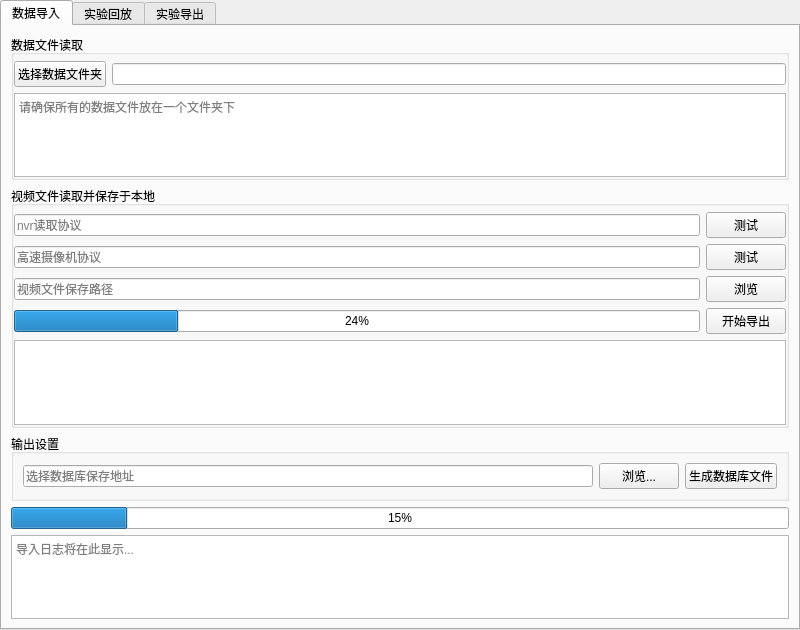
Qt form mainwindow.ui (concrettojava/completeApp) before a commit.
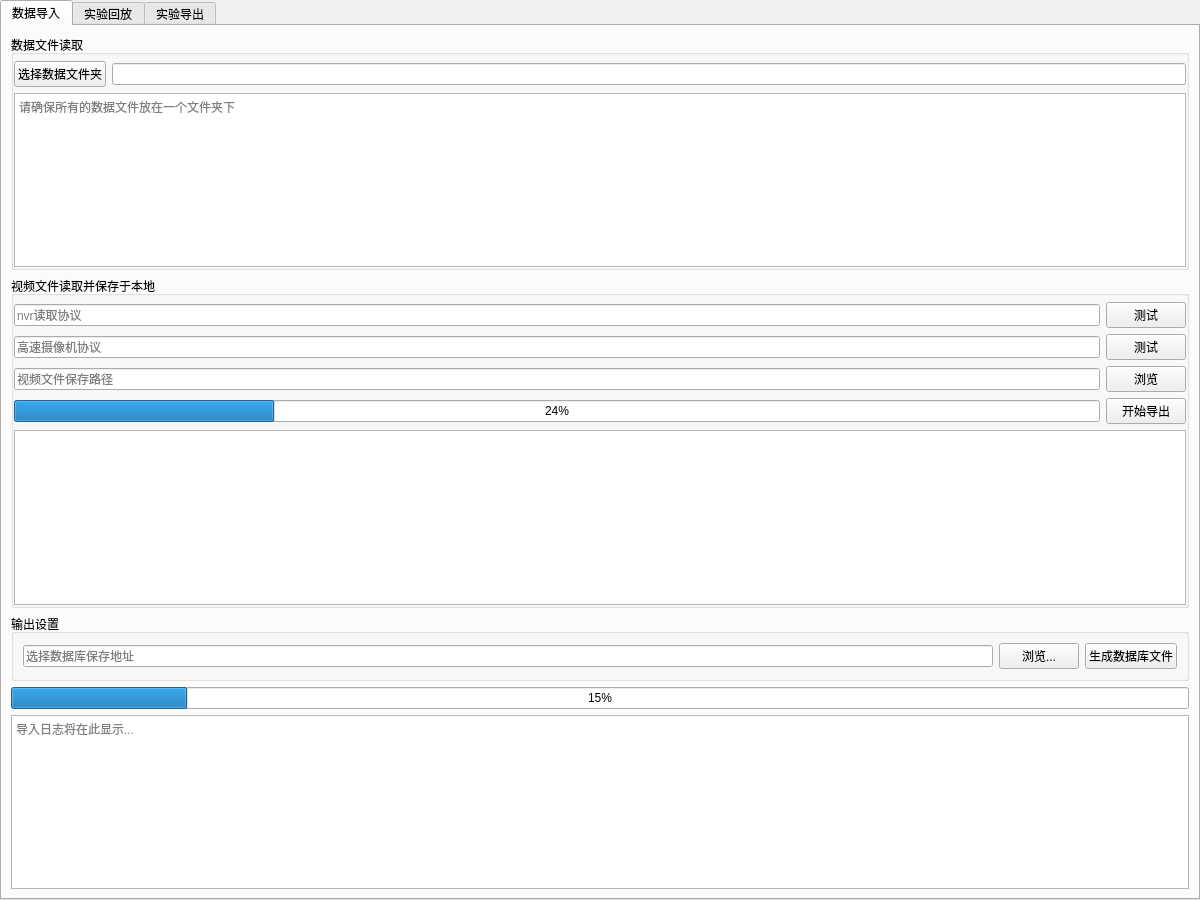
The same form after that commit.

What changed in the file:
```diff
--- a/mainwindow.ui
+++ b/mainwindow.ui
@@ -6,8 +6,8 @@
    <rect>
     <x>0</x>
     <y>0</y>
-    <width>800</width>
-    <height>630</height>
+    <width>1200</width>
+    <height>900</height>
    </rect>
   </property>
   <property name="windowTitle">
@@ -171,6 +171,9 @@
             <layout class="QHBoxLayout" name="horizontalLayout_4">
              <item>
               <widget class="QLineEdit" name="video_save_path_lineEdit">
+               <property name="readOnly">
+                <bool>true</bool>
+               </property>
                <property name="placeholderText">
                 <string>视频文件保存路径</string>
                </property>
@@ -219,6 +222,12 @@
             <layout class="QHBoxLayout" name="output_select_layout">
              <item>
               <widget class="QLineEdit" name="db_save_path_lineEdit">
+               <property name="dragEnabled">
+                <bool>false</bool>
+               </property>
+               <property name="readOnly">
+                <bool>true</bool>
+               </property>
                <property name="placeholderText">
                 <string>选择数据库保存地址</string>
                </property>
```
Left out of the diff: 4 changed lines with no effect on the pictures.
